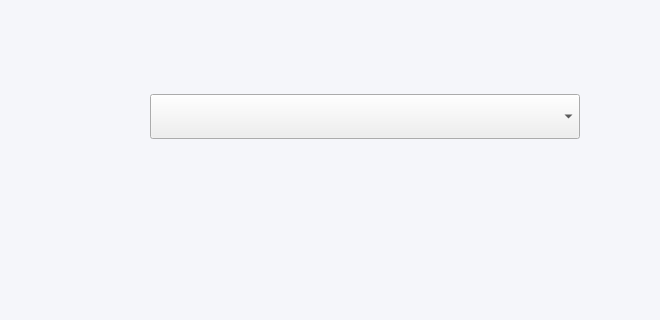
The window that appetizer-core/mainwindow.ui (AngelGenis/Appetizer) describes before a commit, drawn with Qt 5; both pictures show x 0 to 660 and y 0 to 320 of the 1364 by 767 pixel window.
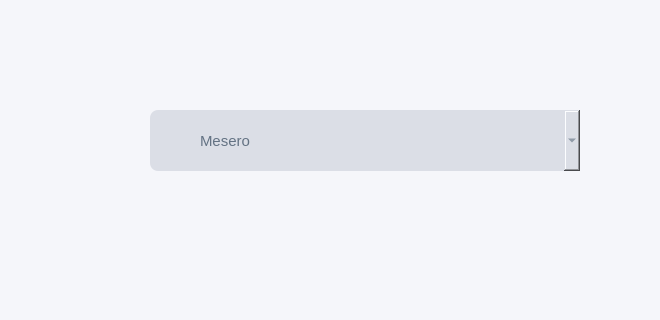
The same window after the commit. Custom widgets are drawn as their Qt base class.

Commit message: Crear interfaz tarjetas usuarios

```diff
--- a/appetizer-core/mainwindow.ui
+++ b/appetizer-core/mainwindow.ui
@@ -39,16 +39,19 @@
       <property name="geometry">
        <rect>
         <x>150</x>
-        <y>94</y>
+        <y>110</y>
         <width>430</width>
-        <height>45</height>
+        <height>61</height>
        </rect>
       </property>
-      <item>
-       <property name="text">
-        <string/>
-       </property>
-      </item>
+      <property name="styleSheet">
+       <string notr="true">border: none;
+border-radius: 8px;
+background: #DBDEE6;
+padding: 50px;
+color: #637283;
+font-size: 15px;</string>
+      </property>
       <item>
        <property name="text">
         <string>Mesero</string>
@@ -95,7 +98,7 @@
       <property name="geometry">
        <rect>
         <x>130</x>
-        <y>162</y>
+        <y>194</y>
         <width>471</width>
         <height>361</height>
        </rect>
```
